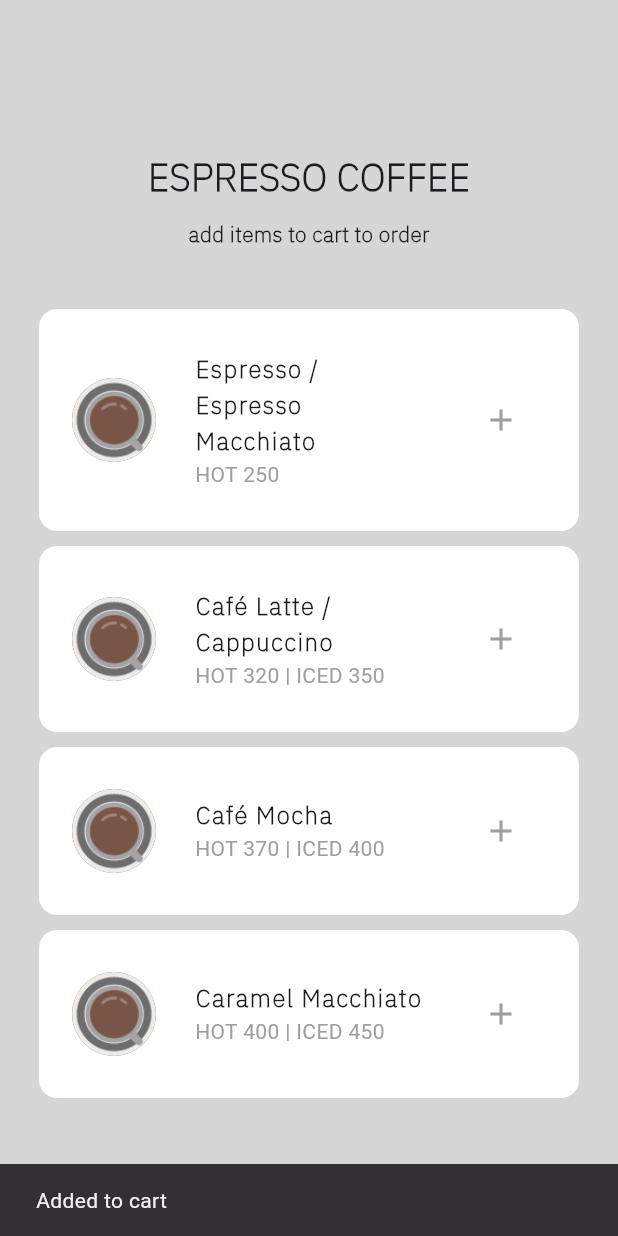
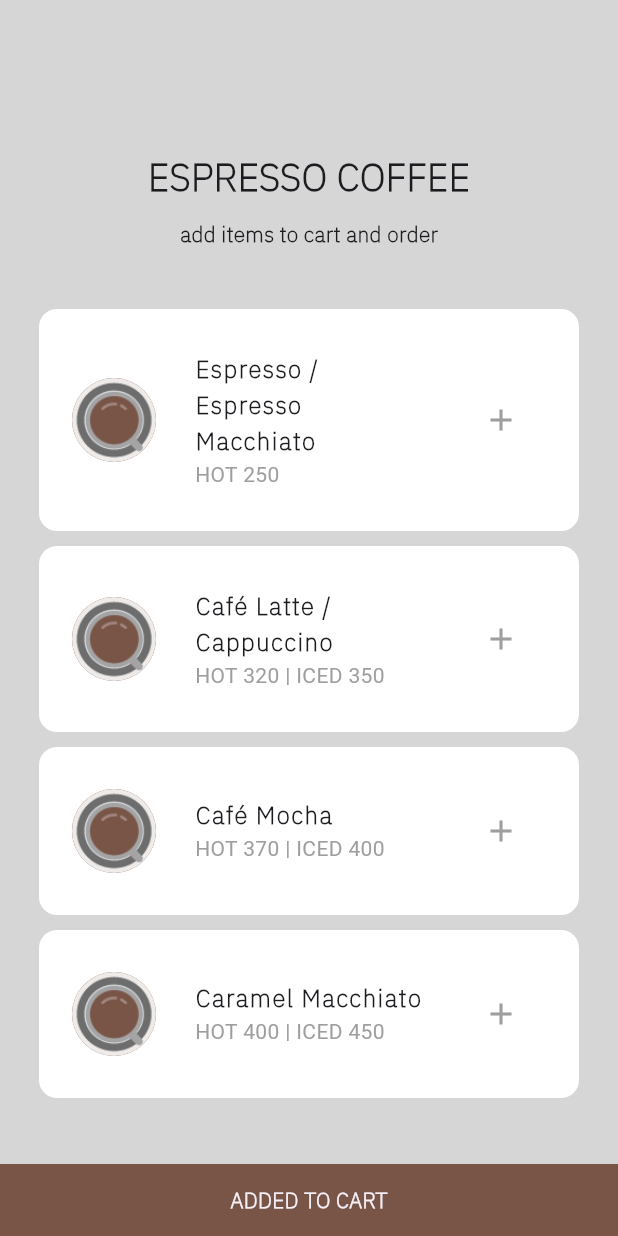
Before and after one commit to daghlas/connect_coffee_heart, a Flutter app: the MenuItemPage screen opened directly, after a tap on the "add" icon, on a phone screen of 412 x 824 dp. Run offline on Flutter 3.47's test engine with Material 3 defaults, Android fonts, the light colour scheme and no system bars; our stand-ins replace cloud_firestore, firebase_auth, firebase_core, flutter_spinkit, google_nav_bar; accounts and stored records are empty.

Commit message:
menuItemPage

```diff
--- a/lib/screens/pages/menu_item_page.dart
+++ b/lib/screens/pages/menu_item_page.dart
@@ -40,7 +40,7 @@ class _MenuPageState extends State<MenuItemPage> {
                     ),
                     const SizedBox(height: 10.0),
                     const Text(
-                      'add items to cart to order',
+                      'add items to cart and order',
                       style: TextStyle(
                           fontWeight: FontWeight.bold,
                           fontFamily: 'IBMPlexSans'),
@@ -82,7 +82,15 @@ class _MenuPageState extends State<MenuItemPage> {
     final scaffold = ScaffoldMessenger.of(context);
     scaffold.showSnackBar(
       const SnackBar(
-        content: Text('Added to cart'),
+        content: Center(
+            child: Text(
+          'ADDED TO CART',
+          style: TextStyle(
+            fontWeight: FontWeight.bold,
+            fontFamily: 'IBMPlexSans',
+          ),
+        )),
+        backgroundColor: Colors.brown,
         // action: SnackBarAction(
         //     label: 'View Cart', onPressed: scaffold.hideCurrentSnackBar),
       ),
```
